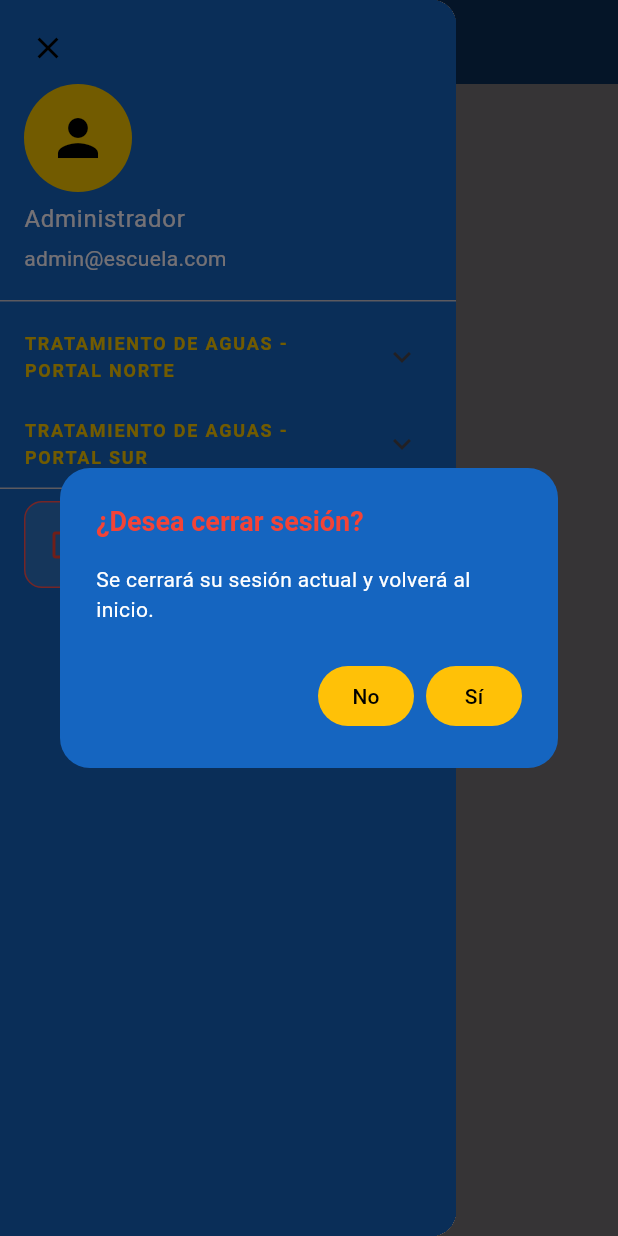
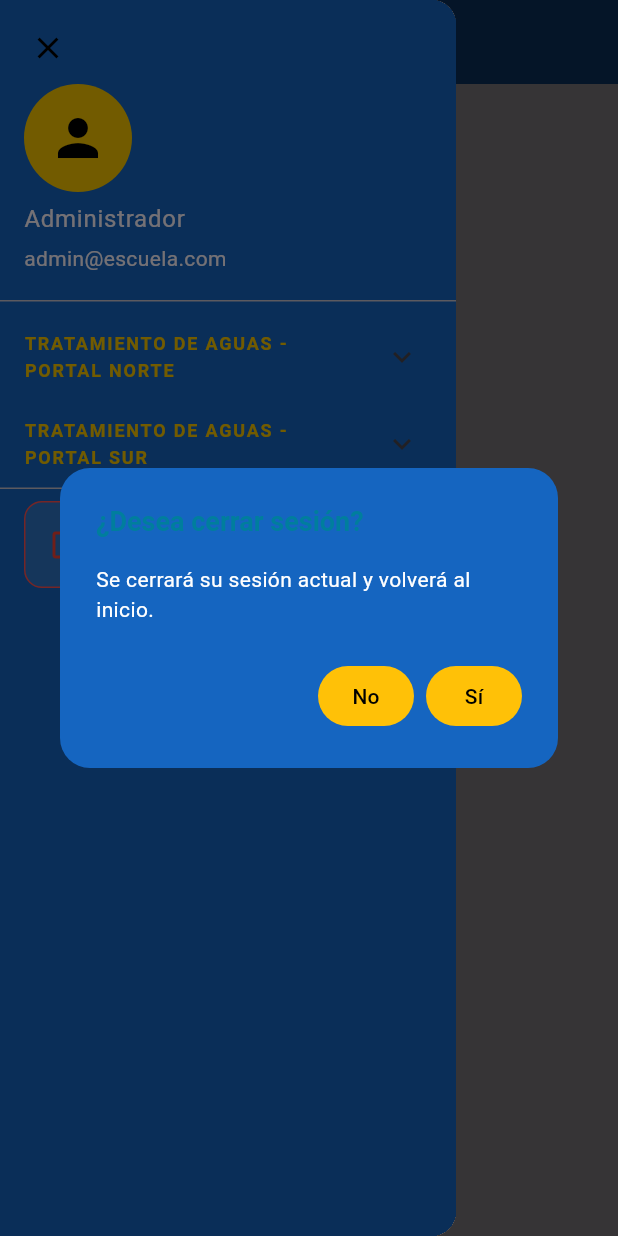
Before and after one commit to Deiby-Cayapa/TrabajoLundingold, a Flutter app: the DestinoFATPage screen opened directly, in the side drawer, after a tap on "Cerrar Sesión", on a phone screen of 412 x 824 dp. Run offline on Flutter 3.47's test engine with Material 3 defaults, Android fonts, the phone set to English and light mode, and no system bars.

Commit message:
add/frontend

```diff
--- a/registros/lib/pages/template/menus.dart
+++ b/registros/lib/pages/template/menus.dart
@@ -138,7 +138,7 @@ class AppMenuDrawer extends StatelessWidget {
                               title: const Text(
                                 "¿Desea cerrar sesión?",
                                 style: TextStyle(
-                                  color: Colors.red,
+                                  color: Color.fromARGB(255, 0, 126, 157),
                                   fontWeight: FontWeight.bold,
                                   fontSize: 18,
                                 ),
```
